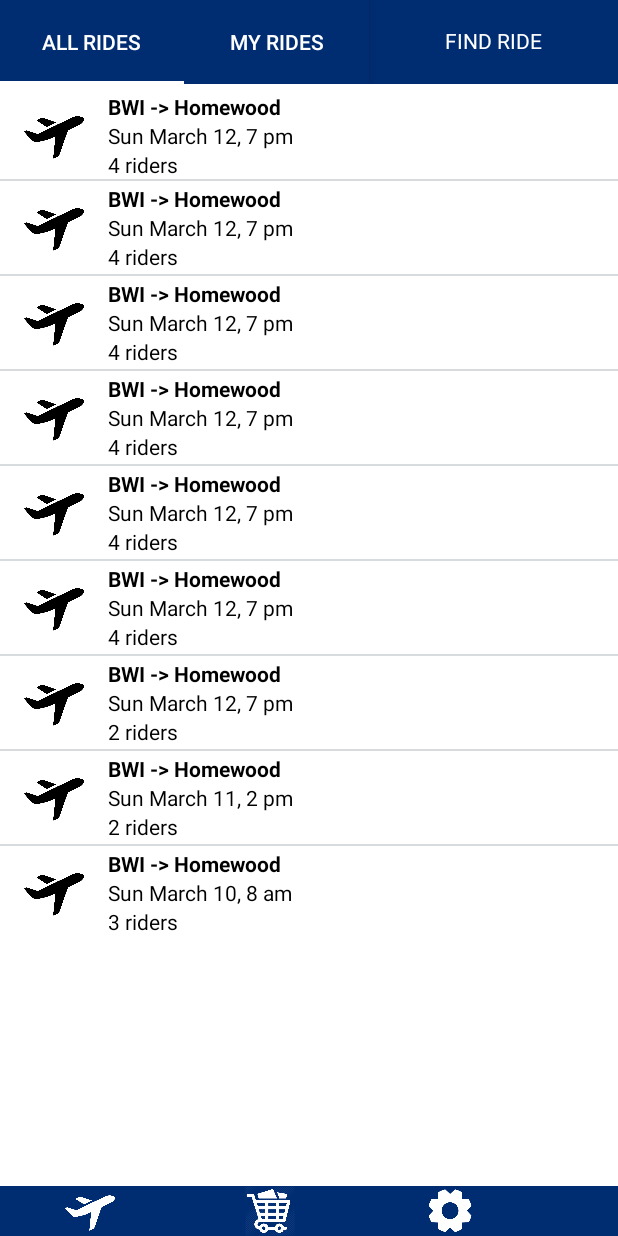
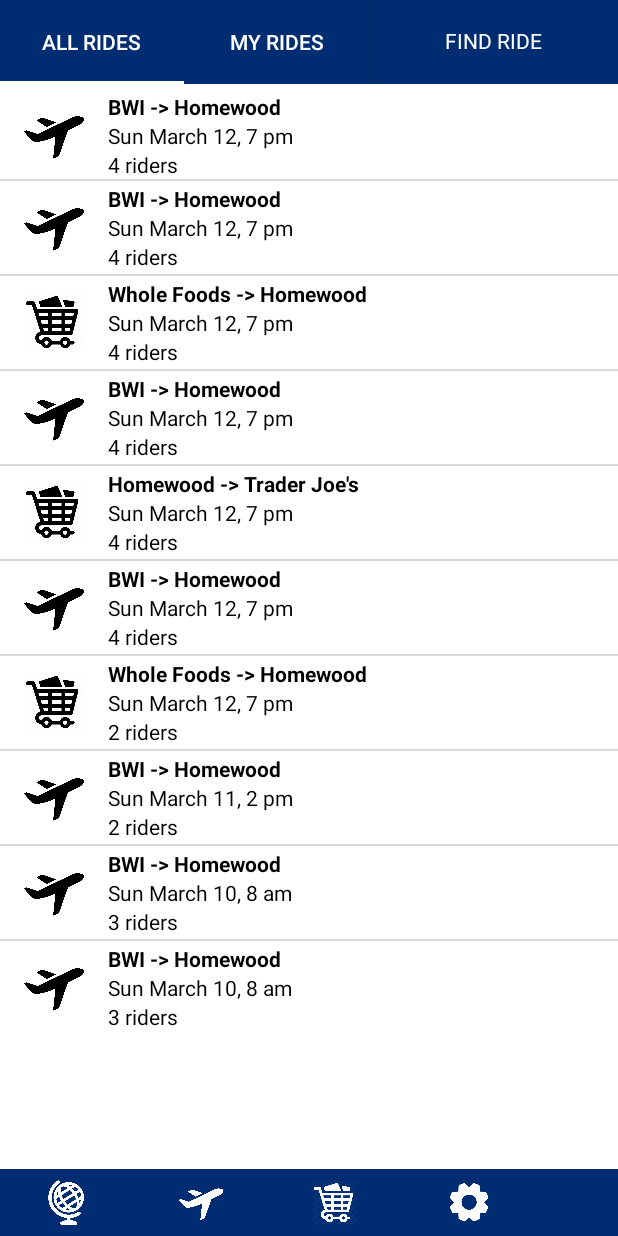
Before and after one commit to szappone/jhupool, an Android app: the screen it shows after launch (MainActivity), on a phone screen of 412 x 824 dp. Run offline under Robolectric (Android 15) with nearby library versions, the phone set to English and light mode, and no system bars.

Commit message:
fixed settings bar on bottom and replaced dummy implementations for ease of presenation today

```diff
--- a/app/src/main/res/layout/activity_find_ride_results.xml
+++ b/app/src/main/res/layout/activity_find_ride_results.xml
@@ -40,7 +40,7 @@
                     android:layout_marginRight="16dp"
                     android:layout_gravity="center"
                     android:scaleType="centerCrop"
-                    android:src="@drawable/travel" />
+                    android:src="@drawable/grocery" />
 
                 <LinearLayout
                     android:layout_width="0dp"
@@ -53,7 +53,7 @@
                         android:layout_height="wrap_content"
                         android:lineSpacingExtra="4dp"
                         android:textColor="@color/black"
-                        android:text="BWI -> Homewood"
+                        android:text="Whole Foods -> Homewood"
                         android:textStyle="bold" />
 
                     <TextView
@@ -93,7 +93,7 @@
                     android:layout_marginRight="16dp"
                     android:layout_gravity="center"
                     android:scaleType="centerCrop"
-                    android:src="@drawable/travel" />
+                    android:src="@drawable/grocery" />
 
                 <LinearLayout
                     android:layout_width="0dp"
@@ -106,7 +106,7 @@
                         android:layout_height="wrap_content"
                         android:lineSpacingExtra="4dp"
                         android:textColor="@color/black"
-                        android:text="BWI -> Homewood"
+                        android:text="Whole Foods -> Homewood"
                         android:textStyle="bold" />
 
                     <TextView
@@ -146,7 +146,7 @@
                     android:layout_marginRight="16dp"
                     android:layout_gravity="center"
                     android:scaleType="centerCrop"
-                    android:src="@drawable/travel" />
+                    android:src="@drawable/grocery" />
 
                 <LinearLayout
                     android:layout_width="0dp"
@@ -159,7 +159,7 @@
                         android:layout_height="wrap_content"
                         android:textColor="@color/black"
                         android:lineSpacingExtra="4dp"
-                        android:text="BWI -> Homewood"
+                        android:text="Whole Foods -> Homewood"
                         android:textStyle="bold" />
 
                     <TextView
@@ -199,7 +199,7 @@
                     android:layout_marginRight="16dp"
                     android:layout_gravity="center"
                     android:scaleType="centerCrop"
-                    android:src="@drawable/travel" />
+                    android:src="@drawable/grocery" />
 
                 <LinearLayout
                     android:layout_width="0dp"
@@ -212,7 +212,7 @@
                         android:layout_height="wrap_content"
                         android:lineSpacingExtra="4dp"
                         android:textColor="@color/black"
-                        android:text="BWI -> Homewood"
+                        android:text="Whole Foods -> Homewood"
                         android:textStyle="bold" />
 
                     <TextView
@@ -252,7 +252,7 @@
                     android:layout_marginRight="16dp"
                     android:layout_gravity="center"
                     android:scaleType="centerCrop"
-                    android:src="@drawable/travel" />
+                    android:src="@drawable/grocery" />
 
                 <LinearLayout
                     android:layout_width="0dp"
@@ -265,7 +265,7 @@
                         android:layout_height="wrap_content"
                         android:lineSpacingExtra="4dp"
                         android:textColor="@color/black"
-                        android:text="BWI -> Homewood"
+                        android:text="Whole Foods -> Homewood"
                         android:textStyle="bold" />
 
                     <TextView
@@ -305,7 +305,7 @@
                     android:layout_marginRight="16dp"
                     android:layout_gravity="center"
                     android:scaleType="centerCrop"
-                    android:src="@drawable/travel" />
+                    android:src="@drawable/grocery" />
 
                 <LinearLayout
                     android:layout_width="0dp"
@@ -318,7 +318,7 @@
                         android:layout_height="wrap_content"
                         android:lineSpacingExtra="4dp"
                         android:textColor="@color/black"
-                        android:text="BWI -> Homewood"
+                        android:text="Whole Foods -> Homewood"
                         android:textStyle="bold" />
 
                     <TextView
@@ -358,7 +358,7 @@
                     android:layout_marginRight="16dp"
                     android:layout_gravity="center"
                     android:scaleType="centerCrop"
-                    android:src="@drawable/travel" />
+                    android:src="@drawable/grocery" />
 
                 <LinearLayout
                     android:layout_width="0dp"
@@ -371,7 +371,7 @@
                         android:layout_height="wrap_content"
                         android:lineSpacingExtra="4dp"
                         android:textColor="@color/black"
-                        android:text="BWI -> Homewood"
+                        android:text="Whole Foods -> Homewood"
                         android:textStyle="bold" />
 
                     <TextView
@@ -411,7 +411,7 @@
                     android:layout_marginRight="16dp"
                     android:layout_gravity="center"
                     android:scaleType="centerCrop"
-                    android:src="@drawable/travel" />
+                    android:src="@drawable/grocery" />
 
                 <LinearLayout
                     android:layout_width="0dp"
@@ -423,7 +423,7 @@
                         android:layout_width="match_parent"
                         android:layout_height="wrap_content"
                         android:lineSpacingExtra="4dp"
-                        android:text="BWI -> Homewood"
+                        android:text="Whole Foods -> Homewood"
                         android:textColor="@color/black"
                         android:textStyle="bold" />
 
@@ -464,7 +464,7 @@
                     android:layout_marginRight="16dp"
                     android:layout_gravity="center"
                     android:scaleType="centerCrop"
-                    android:src="@drawable/travel" />
+                    android:src="@drawable/grocery" />
 
                 <LinearLayout
                     android:layout_width="0dp"
@@ -477,7 +477,7 @@
                         android:layout_height="wrap_content"
                         android:textColor="@color/black"
                         android:lineSpacingExtra="4dp"
-                        android:text="BWI -> Homewood"
+                        android:text="Whole Foods -> Homewood"
                         android:textStyle="bold" />
 
                     <TextView
@@ -485,7 +485,7 @@
                         android:layout_height="wrap_content"
                         android:textColor="@color/black"
                         android:lineSpacingExtra="4dp"
-                        android:text="Wed April 19, 7:30gi pm" />
+                        android:text="Wed April 19, 7:30 pm" />
 
                     <TextView
                         android:layout_width="match_parent"
@@ -534,7 +534,7 @@
                 android:layout_marginRight="16dp"
                 android:layout_gravity="center"
                 android:scaleType="centerCrop"
-                android:src="@drawable/travel" />
+                android:src="@drawable/grocery" />
 
             <LinearLayout
                 android:layout_width="0dp"
--- a/app/src/main/res/layout/activity_main.xml
+++ b/app/src/main/res/layout/activity_main.xml
@@ -78,12 +78,25 @@
         android:layout_width="fill_parent"
         android:layout_gravity="bottom"
         android:background="@color/hopkinsBlue"
+        android:paddingTop="7dp"
+        android:paddingBottom="7dp"
         android:orientation="horizontal"
         android:layout_height="wrap_content">
 
         <ImageView
-            android:layout_width="120dp"
-            android:layout_height="33dp"
+            android:layout_width="89dp"
+            android:layout_height="30dp"
+            android:lineSpacingExtra="4dp"
+            android:src="@drawable/globe"
+            android:background="@color/hopkinsBlue"
+            android:id="@+id/global"
+            android:onClick="settings"
+            android:textColor="@android:color/white"
+            android:gravity="right" />
+
+        <ImageView
+            android:layout_width="89dp"
+            android:layout_height="30dp"
             android:lineSpacingExtra="4dp"
             android:src="@drawable/travel_white"
             android:background="@color/hopkinsBlue"
@@ -93,8 +106,8 @@
             android:gravity="right" />
 
         <ImageView
-            android:layout_width="120dp"
-            android:layout_height="33dp"
+            android:layout_width="89dp"
+            android:layout_height="30dp"
             android:lineSpacingExtra="4dp"
             android:src="@drawable/grocery_white"
             android:background="@color/hopkinsBlue"
@@ -105,8 +118,8 @@
 
 
         <ImageView
-            android:layout_width="120dp"
-            android:layout_height="33dp"
+            android:layout_width="89dp"
+            android:layout_height="30dp"
             android:lineSpacingExtra="4dp"
             android:src="@drawable/settings"
             android:background="@color/hopkinsBlue"
--- a/app/src/main/res/layout/fragment_all_rides.xml
+++ b/app/src/main/res/layout/fragment_all_rides.xml
@@ -93,7 +93,60 @@
                         android:layout_width="match_parent"
                         android:layout_height="wrap_content"
                         android:lineSpacingExtra="4dp"
+                        android:textColor="@color/black"
                         android:text="BWI -> Homewood"
+                        android:textStyle="bold" />
+
+                    <TextView
+                        android:layout_width="match_parent"
+                        android:layout_height="wrap_content"
+                        android:lineSpacingExtra="4dp"
+                        android:textColor="@color/black"
+                        android:text="Sun March 12, 7 pm" />
+
+                    <TextView
+                        android:layout_width="match_parent"
+                        android:layout_height="wrap_content"
+                        android:lineSpacingExtra="4dp"
+                        android:textColor="@color/black"
+                        android:text="4 riders" />
+
+                </LinearLayout>
+            </LinearLayout>
+
+            <View
+                android:layout_width="match_parent"
+                android:layout_height="1dp"
+                android:background="@color/lightGray"/>
+
+            <LinearLayout
+                android:layout_width="fill_parent"
+                android:layout_height="wrap_content"
+                android:paddingTop="2dp"
+                android:paddingBottom="2dp"
+                android:onClick="viewRide"
+                android:orientation="horizontal">
+
+                <ImageView
+                    android:layout_width="40dp"
+                    android:layout_height="40dp"
+                    android:layout_marginLeft="16dp"
+                    android:layout_marginRight="16dp"
+                    android:layout_gravity="center"
+                    android:scaleType="centerCrop"
+                    android:src="@drawable/grocery" />
+
+                <LinearLayout
+                    android:layout_width="0dp"
+                    android:layout_height="wrap_content"
+                    android:layout_weight="1"
+                    android:orientation="vertical">
+
+                    <TextView
+                        android:layout_width="match_parent"
+                        android:layout_height="wrap_content"
+                        android:lineSpacingExtra="4dp"
+                        android:text="Whole Foods -> Homewood"
                         android:textColor="@color/black"
                         android:textStyle="bold" />
 
@@ -187,7 +240,7 @@
                     android:layout_marginRight="16dp"
                     android:layout_gravity="center"
                     android:scaleType="centerCrop"
-                    android:src="@drawable/travel" />
+                    android:src="@drawable/grocery" />
 
                 <LinearLayout
                     android:layout_width="0dp"
@@ -199,60 +252,7 @@
                         android:layout_width="match_parent"
                         android:layout_height="wrap_content"
                         android:lineSpacingExtra="4dp"
-                        android:textColor="@color/black"
-                        android:text="BWI -> Homewood"
-                        android:textStyle="bold" />
-
-                    <TextView
-                        android:layout_width="match_parent"
-                        android:layout_height="wrap_content"
-                        android:lineSpacingExtra="4dp"
-                        android:textColor="@color/black"
-                        android:text="Sun March 12, 7 pm" />
-
-                    <TextView
-                        android:layout_width="match_parent"
-                        android:layout_height="wrap_content"
-                        android:lineSpacingExtra="4dp"
-                        android:textColor="@color/black"
-                        android:text="4 riders" />
-
-                </LinearLayout>
-            </LinearLayout>
-
-            <View
-                android:layout_width="match_parent"
-                android:layout_height="1dp"
-                android:background="@color/lightGray"/>
-
-            <LinearLayout
-                android:layout_width="fill_parent"
-                android:layout_height="wrap_content"
-                android:paddingTop="2dp"
-                android:paddingBottom="2dp"
-                android:onClick="viewRide"
-                android:orientation="horizontal">
-
-                <ImageView
-                    android:layout_width="40dp"
-                    android:layout_height="40dp"
-                    android:layout_marginLeft="16dp"
-                    android:layout_marginRight="16dp"
-                    android:layout_gravity="center"
-                    android:scaleType="centerCrop"
-                    android:src="@drawable/travel" />
-
-                <LinearLayout
-                    android:layout_width="0dp"
-                    android:layout_height="wrap_content"
-                    android:layout_weight="1"
-                    android:orientation="vertical">
-
-                    <TextView
-                        android:layout_width="match_parent"
-                        android:layout_height="wrap_content"
-                        android:lineSpacingExtra="4dp"
-                        android:text="BWI -> Homewood"
+                        android:text="Homewood -> Trader Joe's"
                         android:textColor="@color/black"
                         android:textStyle="bold" />
 
@@ -346,7 +346,7 @@
                     android:layout_marginRight="16dp"
                     android:layout_gravity="center"
                     android:scaleType="centerCrop"
-                    android:src="@drawable/travel" />
+                    android:src="@drawable/grocery" />
 
                 <LinearLayout
                     android:layout_width="0dp"
@@ -358,7 +358,7 @@
                         android:layout_width="match_parent"
                         android:layout_height="wrap_content"
                         android:lineSpacingExtra="4dp"
-                        android:text="BWI -> Homewood"
+                        android:text="Whole Foods -> Homewood"
                         android:textColor="@color/black"
                         android:textStyle="bold" />
 
@@ -485,6 +485,64 @@
                 </LinearLayout>
             </LinearLayout>
 
+            <View
+                android:layout_width="match_parent"
+                android:layout_height="1dp"
+                android:background="@color/lightGray"/>
+
+            <LinearLayout
+                android:layout_width="fill_parent"
+                android:layout_height="wrap_content"
+                android:onClick="viewRide"
+                android:paddingTop="2dp"
+                android:paddingBottom="2dp"
+                android:orientation="horizontal">
+
+                <ImageView
+                    android:layout_width="40dp"
+                    android:layout_height="40dp"
+                    android:layout_marginLeft="16dp"
+                    android:layout_marginRight="16dp"
+                    android:layout_gravity="center"
+                    android:scaleType="centerCrop"
+                    android:src="@drawable/travel" />
+
+                <LinearLayout
+                    android:layout_width="0dp"
+                    android:layout_height="wrap_content"
+                    android:layout_weight="1"
+                    android:orientation="vertical">
+
+                    <TextView
+                        android:layout_width="match_parent"
+                        android:layout_height="wrap_content"
+                        android:lineSpacingExtra="4dp"
+                        android:textColor="@color/black"
+                        android:text="BWI -> Homewood"
+                        android:textStyle="bold" />
+
+                    <TextView
+                        android:layout_width="match_parent"
+                        android:layout_height="wrap_content"
+                        android:textColor="@color/black"
+                        android:lineSpacingExtra="4dp"
+                        android:text="Sun March 10, 8 am" />
+
+                    <TextView
+                        android:layout_width="match_parent"
+                        android:layout_height="wrap_content"
+                        android:textColor="@color/black"
+                        android:lineSpacingExtra="4dp"
+                        android:text="3 riders" />
+
+                </LinearLayout>
+            </LinearLayout>
+
+            <View
+                android:layout_width="match_parent"
+                android:layout_height="50dp"
+                android:background="@android:color/white"/>
+
         </LinearLayout>
 
     </ScrollView>
```
Also changed, not shown: app/src/main/res/drawable/globe.png (added), app/src/main/res/drawable/grocery.png.
